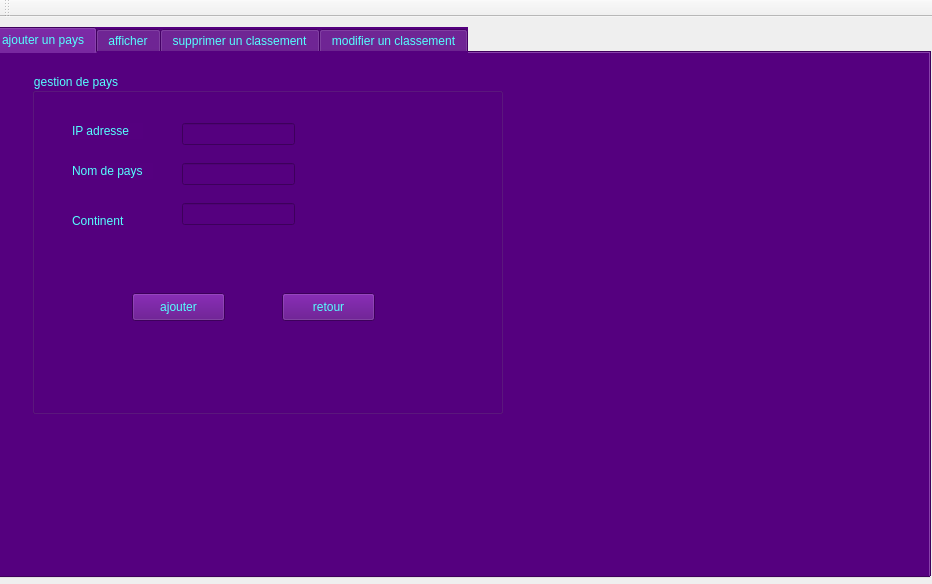
Before: the Qt Designer form mainwindow.ui in zakaria801/olympic-games-2A23, drawn with Qt 5.
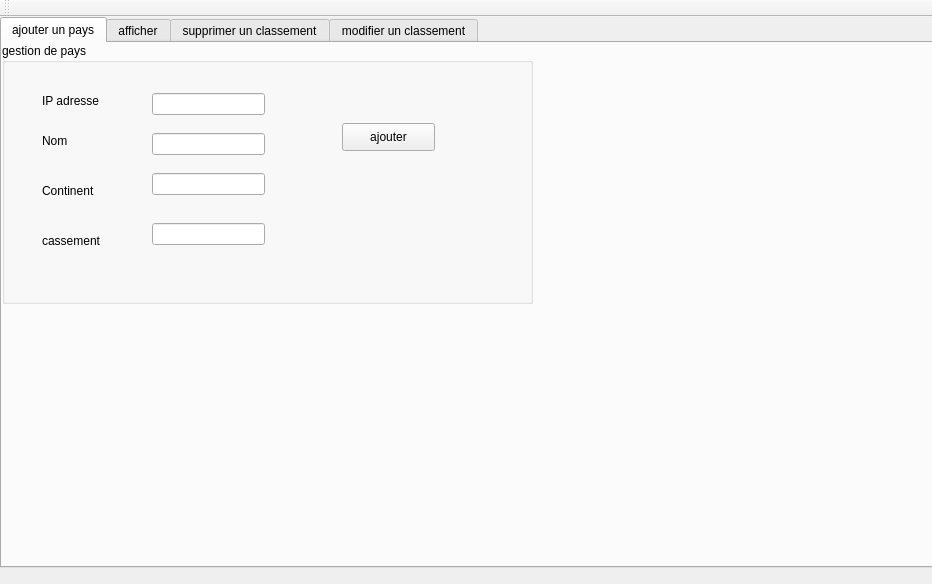
After: the same form once the commit is applied. The open tabs and pages were chosen to show the change. Icons and pictures are not drawn.

Diff of the .ui file:
```diff
--- a/mainwindow.ui
+++ b/mainwindow.ui
@@ -14,20 +14,20 @@
    <string>Gestion des Clients</string>
   </property>
   <property name="styleSheet">
-   <string notr="true">color: rgb(85, 255, 255);</string>
+   <string notr="true"/>
   </property>
   <widget class="QWidget" name="centralWidget">
    <widget class="QTabWidget" name="tabWidget">
     <property name="geometry">
      <rect>
-      <x>-10</x>
-      <y>10</y>
+      <x>0</x>
+      <y>0</y>
       <width>941</width>
       <height>551</height>
      </rect>
     </property>
     <property name="styleSheet">
-     <string notr="true">background-color: rgb(85, 0, 127);</string>
+     <string notr="true">background-image: url(:/IMG/image/126899884_1814232468724026_7524869894770073441_n.png);</string>
     </property>
     <property name="currentIndex">
      <number>3</number>
@@ -39,10 +39,10 @@
      <widget class="QGroupBox" name="groupBox">
       <property name="geometry">
        <rect>
-        <x>40</x>
-        <y>20</y>
-        <width>471</width>
-        <height>341</height>
+        <x>0</x>
+        <y>0</y>
+        <width>531</width>
+        <height>261</height>
        </rect>
       </property>
       <property name="title">
@@ -71,7 +71,7 @@
         </rect>
        </property>
        <property name="text">
-        <string>Nom de pays</string>
+        <string>Nom</string>
        </property>
       </widget>
       <widget class="QLabel" name="label_3">
@@ -120,8 +120,8 @@
       <widget class="QPushButton" name="pushButton">
        <property name="geometry">
         <rect>
-         <x>100</x>
-         <y>220</y>
+         <x>340</x>
+         <y>80</y>
          <width>93</width>
          <height>28</height>
         </rect>
@@ -130,17 +130,27 @@
         <string>ajouter</string>
        </property>
       </widget>
-      <widget class="QPushButton" name="pushButton_2">
+      <widget class="QLabel" name="label_9">
        <property name="geometry">
         <rect>
-         <x>250</x>
-         <y>220</y>
-         <width>93</width>
-         <height>28</height>
+         <x>40</x>
+         <y>190</y>
+         <width>61</width>
+         <height>16</height>
         </rect>
        </property>
        <property name="text">
-        <string>retour</string>
+        <string>cassement</string>
+       </property>
+      </widget>
+      <widget class="QLineEdit" name="le_classement">
+       <property name="geometry">
+        <rect>
+         <x>150</x>
+         <y>180</y>
+         <width>113</width>
+         <height>22</height>
+        </rect>
        </property>
       </widget>
      </widget>
```
Left out of the diff: 37 changed lines with no effect on the pictures.
